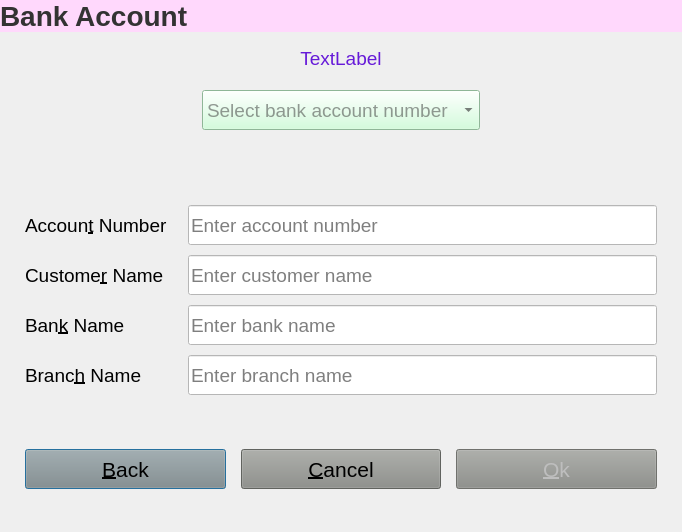
Old version of the form ui_files/account.ui in the repository mosleuddin/ExpenseTracker.
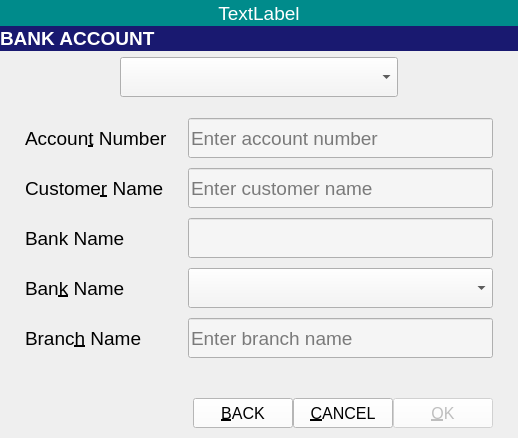
New version of the form. Icons and pictures are not drawn.

The edit to the form file:
```diff
--- a/ui_files/account.ui
+++ b/ui_files/account.ui
@@ -9,8 +9,8 @@
    <rect>
     <x>0</x>
     <y>0</y>
-    <width>682</width>
-    <height>532</height>
+    <width>518</width>
+    <height>438</height>
    </rect>
   </property>
   <property name="font">
@@ -31,7 +31,7 @@
   </property>
   <layout class="QVBoxLayout" name="verticalLayout">
    <property name="spacing">
-    <number>6</number>
+    <number>0</number>
    </property>
    <property name="leftMargin">
     <number>0</number>
@@ -43,10 +43,57 @@
     <number>0</number>
    </property>
    <property name="bottomMargin">
-    <number>0</number>
+    <number>10</number>
    </property>
+   <item>
+    <widget class="QLabel" name="labelMessage">
+     <property name="minimumSize">
+      <size>
+       <width>0</width>
+       <height>0</height>
+      </size>
+     </property>
+     <property name="maximumSize">
+      <size>
+       <width>16777215</width>
+       <height>60</height>
+      </size>
+     </property>
+     <property name="font">
+      <font>
+       <pointsize>14</pointsize>
+      </font>
+     </property>
+     <property name="styleSheet">
+      <string notr="true">color: rgb(255, 255, 255);
+background-color: rgb(0, 139, 139);
+</string>
+     </property>
+     <property name="text">
+      <string>TextLabel</string>
+     </property>
+     <property name="alignment">
+      <set>Qt::AlignCenter</set>
+     </property>
+     <property name="margin">
+      <number>10</number>
+     </property>
+    </widget>
+   </item>
    <item>
     <widget class="QLabel" name="labelHeading">
+     <property name="minimumSize">
+      <size>
+       <width>0</width>
+       <height>10</height>
+      </size>
+     </property>
+     <property name="maximumSize">
+      <size>
+       <width>16777215</width>
+       <height>60</height>
+      </size>
+     </property>
      <property name="font">
       <font>
        <pointsize>14</pointsize>
@@ -55,12 +102,12 @@
       </font>
      </property>
      <property name="styleSheet">
-      <string notr="true">color: rgb(51, 51, 51);
-background-color: rgb(255, 216, 252);</string>
+      <string notr="true">color: rgb(255, 255, 255);
+background-color: rgb(25, 25, 112);
+</string>
      </property>
      <property name="text">
-      <string>&lt;h2&gt;Bank Account
-</string>
+      <string>BANK ACCOUNT</string>
      </property>
      <property name="alignment">
       <set>Qt::AlignLeading|Qt::AlignLeft|Qt::AlignVCenter</set>
@@ -70,37 +117,10 @@
      </property>
     </widget>
    </item>
-   <item>
-    <widget class="QLabel" name="labelMessage">
-     <property name="minimumSize">
-      <size>
-       <width>0</width>
-       <height>40</height>
-      </size>
-     </property>
-     <property name="font">
-      <font>
-       <pointsize>14</pointsize>
-      </font>
-     </property>
-     <property name="styleSheet">
-      <string notr="true">color: rgb(102, 26, 216);</string>
-     </property>
-     <property name="text">
-      <string>TextLabel</string>
-     </property>
-     <property name="alignment">
-      <set>Qt::AlignCenter</set>
-     </property>
-     <property name="margin">
-      <number>10</number>
-     </property>
-    </widget>
-   </item>
    <item>
     <layout class="QHBoxLayout" name="comboLayout">
      <property name="spacing">
-      <number>10</number>
+      <number>0</number>
      </property>
      <property name="leftMargin">
       <number>25</number>
@@ -141,8 +161,10 @@
         </font>
        </property>
        <property name="styleSheet">
-        <string notr="true">background-color: rgb(200, 255, 211);
-color: rgb(51, 51, 51);</string>
+        <string notr="true">background-color: rgb(245, 245, 245);
+selection-background-color: rgb(64, 107, 191);
+selection-color: rgb(255, 255, 255);
+</string>
        </property>
        <property name="placeholderText">
         <string>Select bank account number</string>
@@ -164,49 +186,6 @@
      </item>
     </layout>
    </item>
-   <item>
-    <spacer name="verticalSpacer_2">
-     <property name="orientation">
-      <enum>Qt::Vertical</enum>
-     </property>
-     <property name="sizeHint" stdset="0">
-      <size>
-       <width>20</width>
-       <height>52</height>
-      </size>
-     </property>
-    </spacer>
-   </item>
-   <item>
-    <layout class="QHBoxLayout" name="horizontalLayout_2">
-     <item>
-      <spacer name="horizontalSpacer_3">
-       <property name="orientation">
-        <enum>Qt::Horizontal</enum>
-       </property>
-       <property name="sizeHint" stdset="0">
-        <size>
-         <width>40</width>
-         <height>20</height>
-        </size>
-       </property>
-      </spacer>
-     </item>
-     <item>
-      <spacer name="horizontalSpacer_4">
-       <property name="orientation">
-        <enum>Qt::Horizontal</enum>
-       </property>
-       <property name="sizeHint" stdset="0">
-        <size>
-         <width>40</width>
-         <height>20</height>
-        </size>
-       </property>
-      </spacer>
-     </item>
-    </layout>
-   </item>
    <item>
     <layout class="QFormLayout" name="formLayout">
      <property name="horizontalSpacing">
@@ -219,15 +198,15 @@
       <number>25</number>
      </property>
      <property name="topMargin">
-      <number>6</number>
+      <number>15</number>
      </property>
      <property name="rightMargin">
       <number>25</number>
      </property>
      <property name="bottomMargin">
-      <number>6</number>
+      <number>0</number>
      </property>
-     <item row="0" column="0">
+     <item row="1" column="0">
       <widget class="QLabel" name="labelAccountNumber">
        <property name="minimumSize">
         <size>
@@ -248,7 +227,7 @@
        </property>
       </widget>
      </item>
-     <item row="0" column="1">
+     <item row="1" column="1">
       <widget class="QLineEdit" name="editAccountNumber">
        <property name="minimumSize">
         <size>
@@ -262,7 +241,7 @@
         </font>
        </property>
        <property name="styleSheet">
-        <string notr="true">background-color: rgb(255, 255, 255);</string>
+        <string notr="true">background-color: rgb(245, 245, 245);</string>
        </property>
        <property name="inputMethodHints">
         <set>Qt::ImhNone</set>
@@ -275,7 +254,7 @@
        </property>
       </widget>
      </item>
-     <item row="1" column="0">
+     <item row="2" column="0">
       <widget class="QLabel" name="labelCustomerName">
        <property name="minimumSize">
         <size>
@@ -296,7 +275,7 @@
        </property>
       </widget>
      </item>
-     <item row="1" column="1">
+     <item row="2" column="1">
       <widget class="QLineEdit" name="editCustomerName">
        <property name="minimumSize">
         <size>
@@ -310,7 +289,7 @@
         </font>
        </property>
        <property name="styleSheet">
-        <string notr="true">background-color: rgb(255, 255, 255);</string>
+        <string notr="true">background-color: rgb(245, 245, 245);</string>
        </property>
        <property name="inputMethodHints">
         <set>Qt::ImhNone</set>
@@ -323,8 +302,8 @@
        </property>
       </widget>
      </item>
-     <item row="2" column="0">
-      <widget class="QLabel" name="labelBankName">
+     <item row="4" column="0">
+      <widget class="QLabel" name="labelBankName2">
        <property name="font">
         <font>
          <pointsize>14</pointsize>
@@ -338,8 +317,8 @@
        </property>
       </widget>
      </item>
-     <item row="2" column="1">
-      <widget class="QLineEdit" name="editBankName">
+     <item row="4" column="1">
+      <widget class="QComboBox" name="comboBankName">
        <property name="minimumSize">
         <size>
          <width>0</width>
@@ -352,20 +331,20 @@
         </font>
        </property>
        <property name="styleSheet">
-        <string notr="true">background-color: rgb(255, 255, 255);</string>
-       </property>
-       <property name="inputMethodHints">
-        <set>Qt::ImhNone</set>
-       </property>
-       <property name="maxLength">
-        <number>40</number>
+        <string notr="true">background-color: rgb(245, 245, 245);
+selection-background-color: rgb(64, 107, 191);
+selection-color: rgb(255, 255, 255);
+</string>
        </property>
        <property name="placeholderText">
-        <string>Enter bank name</string>
+        <string>Select Bank Name</string>
+       </property>
+       <property name="modelColumn">
+        <number>0</number>
        </property>
       </widget>
      </item>
-     <item row="3" column="0">
+     <item row="5" column="0">
       <widget class="QLabel" name="labelBranchName">
        <property name="font">
         <font>
@@ -380,7 +359,7 @@
        </property>
       </widget>
      </item>
-     <item row="3" column="1">
+     <item row="5" column="1">
       <widget class="QLineEdit" name="editBranchName">
        <property name="minimumSize">
         <size>
@@ -394,7 +373,7 @@
         </font>
        </property>
        <property name="styleSheet">
-        <string notr="true">background-color: rgb(255, 255, 255);</string>
+        <string notr="true">background-color: rgb(245, 245, 245);</string>
        </property>
        <property name="inputMethodHints">
         <set>Qt::ImhNone</set>
@@ -407,62 +386,73 @@
        </property>
       </widget>
      </item>
-    </layout>
-   </item>
-   <item>
-    <spacer name="verticalSpacer_3">
-     <property name="orientation">
-      <enum>Qt::Vertical</enum>
-     </property>
-     <property name="sizeHint" stdset="0">
-      <size>
-       <width>20</width>
-       <height>51</height>
-      </size>
-     </property>
-    </spacer>
-   </item>
-   <item>
+     <item row="6" column="1">
     <layout class="QHBoxLayout" name="buttonLayout">
      <property name="spacing">
-      <number>15</number>
+        <number>0</number>
      </property>
      <property name="leftMargin">
-      <number>25</number>
+        <number>0</number>
      </property>
      <property name="topMargin">
-      <number>6</number>
+        <number>30</number>
      </property>
      <property name="rightMargin">
-      <number>25</number>
+        <number>0</number>
      </property>
      <property name="bottomMargin">
-      <number>6</number>
-     </property>
+        <number>0</number>
+       </property>
+       <item>
+        <spacer name="horizontalSpacer_3">
+         <property name="orientation">
+          <enum>Qt::Horizontal</enum>
+         </property>
+         <property name="sizeHint" stdset="0">
+          <size>
+           <width>40</width>
+           <height>20</height>
+          </size>
+         </property>
+        </spacer>
+       </item>
      <item>
       <widget class="QPushButton" name="buttonBack">
        <property name="minimumSize">
         <size>
-         <width>0</width>
-         <height>40</height>
+           <width>100</width>
+           <height>30</height>
+          </size>
+         </property>
+         <property name="maximumSize">
+          <size>
+           <width>100</width>
+           <height>30</height>
         </size>
        </property>
        <property name="font">
         <font>
-         <pointsize>16</pointsize>
+           <pointsize>12</pointsize>
          <bold>false</bold>
         </font>
        </property>
        <property name="styleSheet">
-        <string notr="true">background-color: rgb(136, 138, 133);</string>
+          <string notr="true">background-color: rgb(255, 255, 255);
+</string>
        </property>
        <property name="text">
-        <string>&amp;Back</string>
+          <string>&amp;BACK</string>
        </property>
        <property name="icon">
         <iconset resource="../src/resource.qrc">
          <normaloff>:/icons/icons/back.png</normaloff>:/icons/icons/back.png</iconset>
        </property>
+         <property name="autoDefault">
+          <bool>true</bool>
+         </property>
+         <property name="default">
+          <bool>false</bool>
+         </property>
       </widget>
      </item>
      <item>
@@ -472,26 +462,39 @@
        </property>
        <property name="minimumSize">
         <size>
-         <width>0</width>
-         <height>40</height>
+           <width>100</width>
+           <height>30</height>
+          </size>
+         </property>
+         <property name="maximumSize">
+          <size>
+           <width>100</width>
+           <height>30</height>
         </size>
        </property>
        <property name="font">
         <font>
-         <pointsize>16</pointsize>
+           <pointsize>12</pointsize>
          <bold>false</bold>
         </font>
        </property>
        <property name="styleSheet">
-        <string notr="true">background-color: rgb(136, 138, 133);</string>
+          <string notr="true">background-color: rgb(255, 255, 255);
+</string>
        </property>
        <property name="text">
-        <string>&amp;Cancel</string>
+          <string>&amp;CANCEL</string>
        </property>
        <property name="icon">
         <iconset resource="../src/resource.qrc">
          <normaloff>:/icons/icons/cancel.png</normaloff>:/icons/icons/cancel.png</iconset>
        </property>
+         <property name="autoDefault">
+          <bool>true</bool>
+         </property>
+         <property name="default">
+          <bool>false</bool>
+         </property>
       </widget>
      </item>
      <item>
@@ -501,42 +504,70 @@
        </property>
        <property name="minimumSize">
         <size>
-         <width>0</width>
-         <height>40</height>
+           <width>100</width>
+           <height>30</height>
+          </size>
+         </property>
+         <property name="maximumSize">
+          <size>
+           <width>100</width>
+           <height>30</height>
         </size>
        </property>
        <property name="font">
         <font>
-         <pointsize>16</pointsize>
+           <pointsize>12</pointsize>
          <bold>false</bold>
         </font>
        </property>
        <property name="styleSheet">
-        <string notr="true">background-color: rgb(136, 138, 133);</string>
+          <string notr="true">background-color: rgb(255, 255, 255);
+</string>
        </property>
        <property name="text">
-        <string>&amp;Ok</string>
+          <string>&amp;OK</string>
        </property>
        <property name="icon">
         <iconset resource="../src/resource.qrc">
          <normaloff>:/icons/icons/ok.png</normaloff>:/icons/icons/ok.png</iconset>
        </property>
+         <property name="autoDefault">
+          <bool>true</bool>
+         </property>
+         <property name="default">
+          <bool>true</bool>
+         </property>
       </widget>
      </item>
     </layout>
    </item>
-   <item>
-    <spacer name="verticalSpacer_4">
-     <property name="orientation">
-      <enum>Qt::Vertical</enum>
-     </property>
-     <property name="sizeHint" stdset="0">
+     <item row="3" column="1">
+      <widget class="QLineEdit" name="editBankName">
+       <property name="minimumSize">
       <size>
-       <width>20</width>
-       <height>52</height>
-      </size>
-     </property>
-    </spacer>
+         <width>0</width>
+         <height>40</height>
+        </size>
+       </property>
+       <property name="styleSheet">
+        <string notr="true">background-color: rgb(245, 245, 245);
+</string>
+       </property>
+      </widget>
+     </item>
+     <item row="3" column="0">
+      <widget class="QLabel" name="labelBankName1">
+       <property name="font">
+        <font>
+         <pointsize>14</pointsize>
+        </font>
+       </property>
+       <property name="text">
+        <string>Bank Name</string>
+       </property>
+      </widget>
+     </item>
+    </layout>
    </item>
   </layout>
  </widget>
```
Left out of the diff: 38 changed lines with no effect on the pictures. Lines whose indentation alone changed are shown as unchanged.
